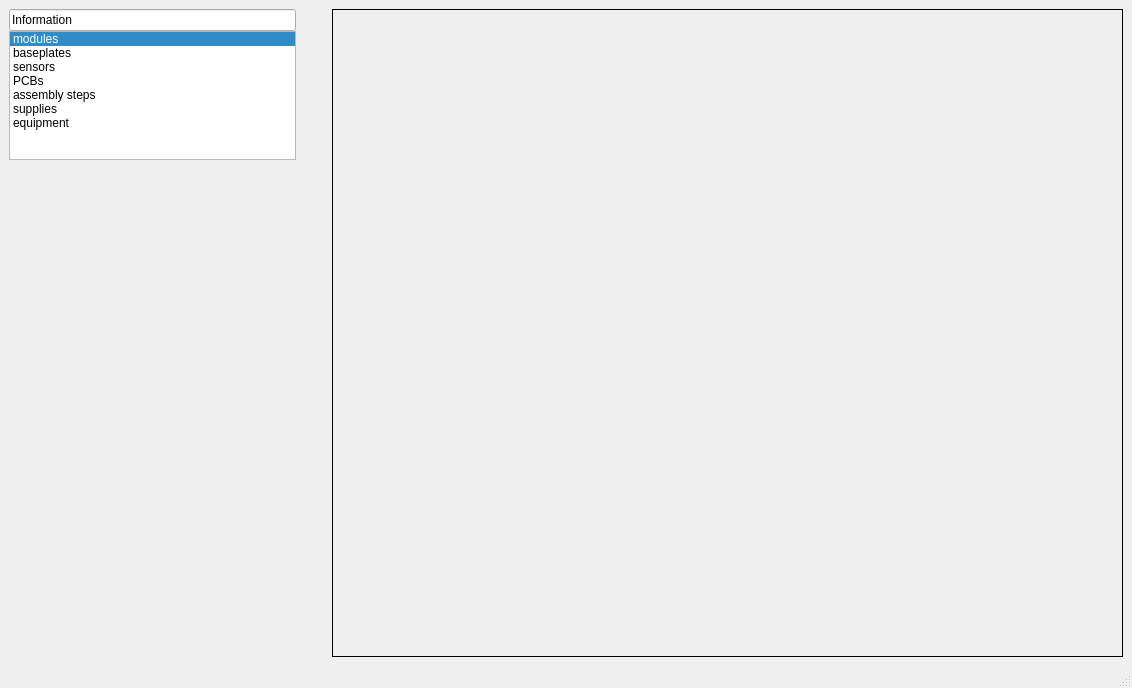
IncandelaLab/SharedUI, file main_ui/mainwindow.ui: the form before one commit.
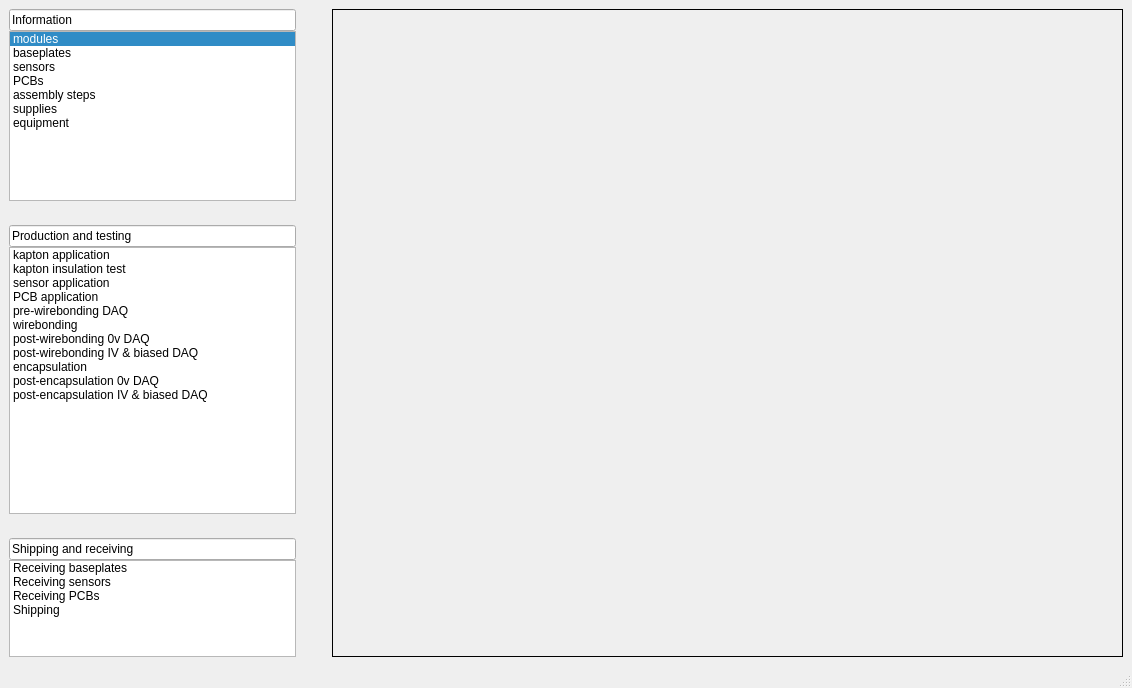
The form after the commit.

Diff of the .ui file:
```diff
--- a/main_ui/mainwindow.ui
+++ b/main_ui/mainwindow.ui
@@ -21,7 +21,7 @@
        <number>0</number>
       </property>
       <item>
-       <layout class="QVBoxLayout" name="vlUISelect" stretch="1,7,27">
+       <layout class="QVBoxLayout" name="vlUISelect" stretch="1,7,1,1,11,1,1,4">
         <property name="spacing">
          <number>0</number>
         </property>
@@ -90,6 +90,116 @@
           </property>
          </spacer>
         </item>
+        <item>
+         <widget class="QLineEdit" name="lineEdit">
+          <property name="text">
+           <string>Production and testing</string>
+          </property>
+         </widget>
+        </item>
+        <item>
+         <widget class="QListWidget" name="listAssembly">
+          <item>
+           <property name="text">
+            <string>kapton application</string>
+           </property>
+          </item>
+          <item>
+           <property name="text">
+            <string>kapton insulation test</string>
+           </property>
+          </item>
+          <item>
+           <property name="text">
+            <string>sensor application</string>
+           </property>
+          </item>
+          <item>
+           <property name="text">
+            <string>PCB application</string>
+           </property>
+          </item>
+          <item>
+           <property name="text">
+            <string>pre-wirebonding DAQ</string>
+           </property>
+          </item>
+          <item>
+           <property name="text">
+            <string>wirebonding</string>
+           </property>
+          </item>
+          <item>
+           <property name="text">
+            <string>post-wirebonding 0v DAQ</string>
+           </property>
+          </item>
+          <item>
+           <property name="text">
+            <string>post-wirebonding IV &amp; biased DAQ</string>
+           </property>
+          </item>
+          <item>
+           <property name="text">
+            <string>encapsulation</string>
+           </property>
+          </item>
+          <item>
+           <property name="text">
+            <string>post-encapsulation 0v DAQ</string>
+           </property>
+          </item>
+          <item>
+           <property name="text">
+            <string>post-encapsulation IV &amp; biased DAQ</string>
+           </property>
+          </item>
+         </widget>
+        </item>
+        <item>
+         <spacer name="verticalSpacer_2">
+          <property name="orientation">
+           <enum>Qt::Vertical</enum>
+          </property>
+          <property name="sizeHint" stdset="0">
+           <size>
+            <width>20</width>
+            <height>40</height>
+           </size>
+          </property>
+         </spacer>
+        </item>
+        <item>
+         <widget class="QLineEdit" name="lineEdit_2">
+          <property name="text">
+           <string>Shipping and receiving</string>
+          </property>
+         </widget>
+        </item>
+        <item>
+         <widget class="QListWidget" name="listShippingAndReceiving">
+          <item>
+           <property name="text">
+            <string>Receiving baseplates</string>
+           </property>
+          </item>
+          <item>
+           <property name="text">
+            <string>Receiving sensors</string>
+           </property>
+          </item>
+          <item>
+           <property name="text">
+            <string>Receiving PCBs</string>
+           </property>
+          </item>
+          <item>
+           <property name="text">
+            <string>Shipping</string>
+           </property>
+          </item>
+         </widget>
+        </item>
        </layout>
       </item>
       <item>
```
